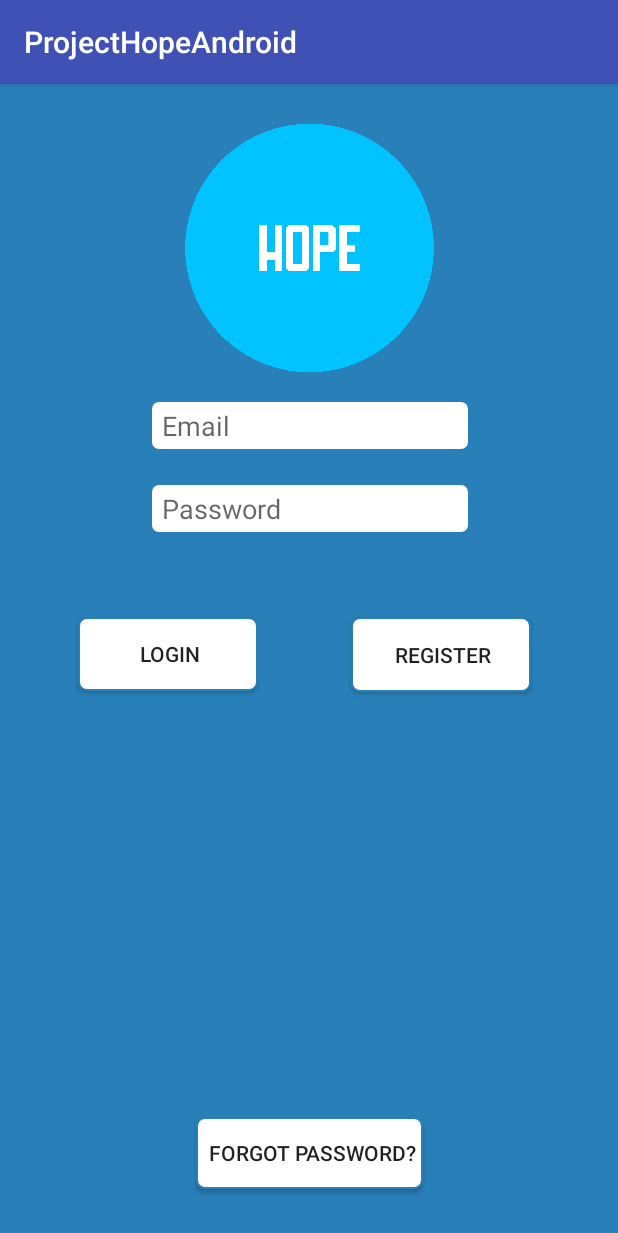
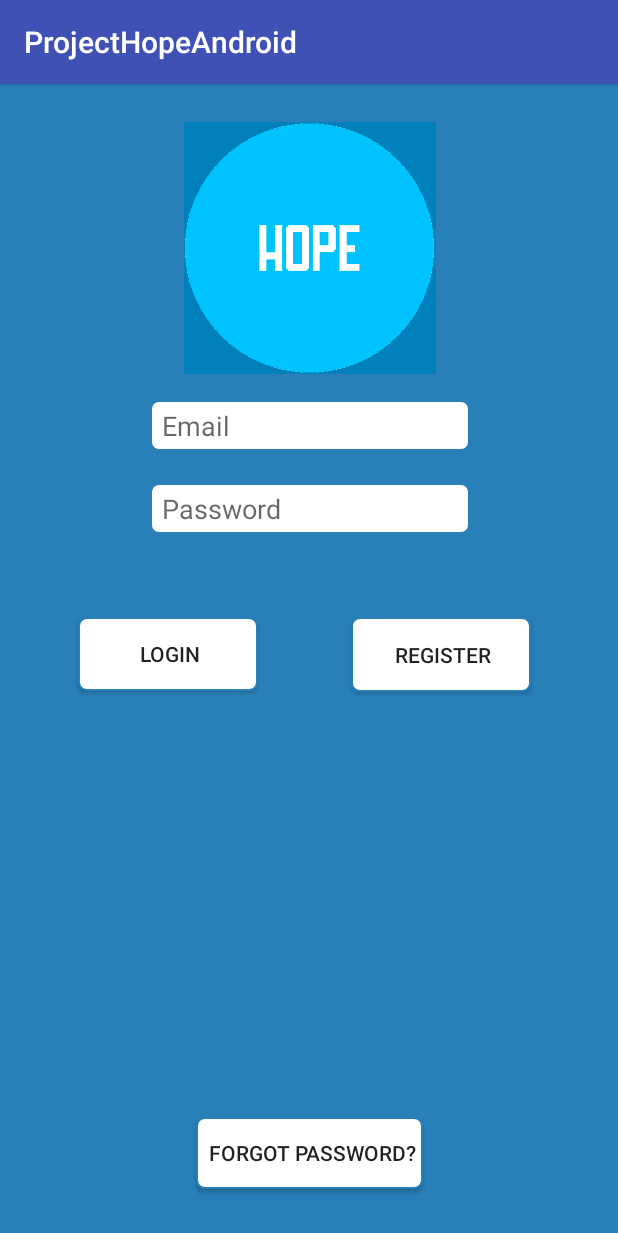
Before and after one commit to xeoxTeam/ProjectHope-Android, an Android app: the screen it shows after launch (LoginActivity), on a phone screen of 412 x 824 dp. Shown: the top 1233 px of the screen. Run offline under Robolectric (Android 15) with nearby library versions, the phone set to English and light mode, and no system bars; our stand-ins replace Firebase (no records; nobody signed in at launch, a user with empty details on screens opened directly).

Commit message:
Logo update

```diff
--- a/ProjectHopeAndroid/app/src/main/res/layout/activity_login.xml
+++ b/ProjectHopeAndroid/app/src/main/res/layout/activity_login.xml
@@ -11,7 +11,7 @@
         android:id="@+id/logo"
         android:layout_width="267dp"
         android:layout_height="168dp"
-        app:srcCompat="@drawable/newlogo"
+        app:srcCompat="@drawable/logo"
         app:layout_constraintTop_toTopOf="parent"
         android:layout_marginTop="25dp"
         android:layout_marginLeft="8dp"
```
Also changed, not shown: ProjectHopeAndroid/app/src/main/res/drawable/logo.png (added), ProjectHopeAndroid/app/src/main/res/drawable/newlogo.png (deleted).
